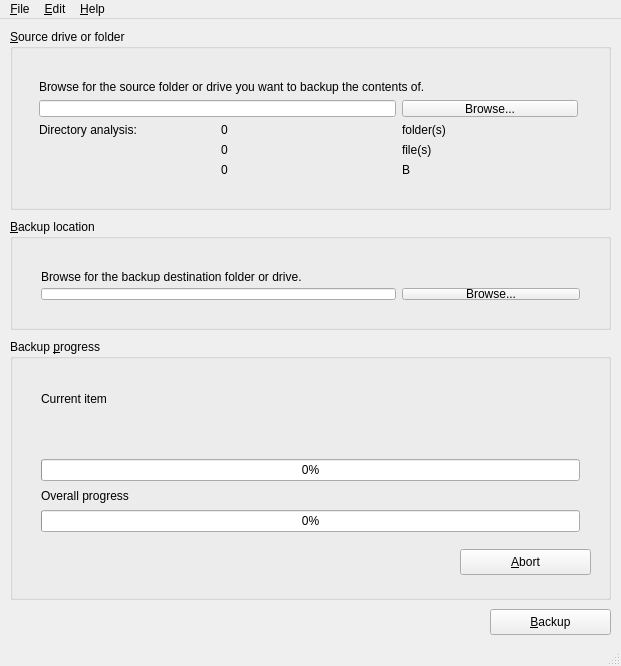
Above: src/interface.ui from felsocim/Backy before the change. Below: the same form after it.
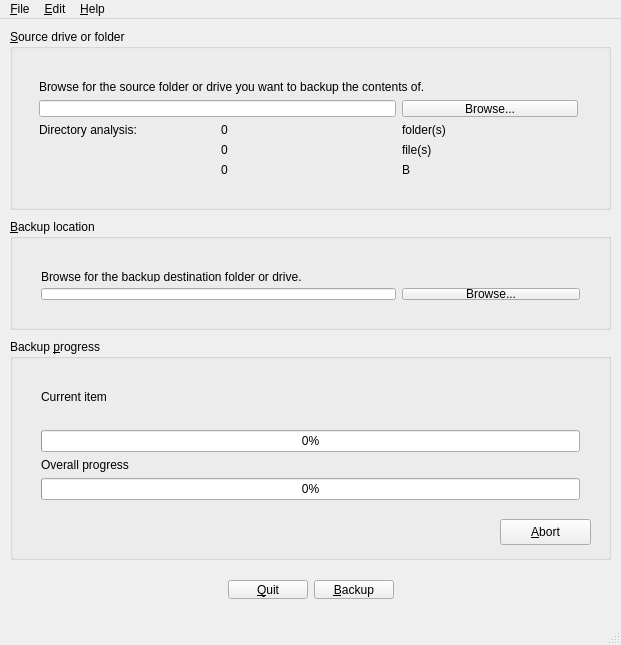
That is the form after the change. Icons and pictures are not drawn.

Commit message: First stable design

```diff
--- a/src/interface.ui
+++ b/src/interface.ui
@@ -7,30 +7,16 @@
     <x>0</x>
     <y>0</y>
     <width>621</width>
-    <height>666</height>
+    <height>645</height>
    </rect>
   </property>
   <property name="windowTitle">
    <string>Interface</string>
   </property>
+  <property name="styleSheet">
+   <string notr="true"/>
+  </property>
   <widget class="QWidget" name="centralWidget">
-   <widget class="QPushButton" name="start">
-    <property name="geometry">
-     <rect>
-      <x>490</x>
-      <y>590</y>
-      <width>121</width>
-      <height>26</height>
-     </rect>
-    </property>
-    <property name="text">
-     <string>&amp;Backup</string>
-    </property>
-    <property name="icon">
-     <iconset resource="../res/backy.qrc">
-      <normaloff>:/Backy/document-save.png</normaloff>:/Backy/document-save.png</iconset>
-    </property>
-   </widget>
    <widget class="QGroupBox" name="groupSource">
     <property name="geometry">
      <rect>
@@ -178,7 +164,7 @@
       <x>10</x>
       <y>320</y>
       <width>601</width>
-      <height>261</height>
+      <height>221</height>
      </rect>
     </property>
     <property name="title">
@@ -190,7 +176,7 @@
        <x>20</x>
        <y>40</y>
        <width>561</width>
-       <height>164</height>
+       <height>131</height>
       </rect>
      </property>
      <layout class="QVBoxLayout" name="layoutStatus">
@@ -201,13 +187,6 @@
         </property>
        </widget>
       </item>
-      <item>
-       <widget class="QLabel" name="labelBackupParameters">
-        <property name="text">
-         <string/>
-        </property>
-       </widget>
-      </item>
       <item>
        <widget class="QLabel" name="labelStatusCurrentName">
         <property name="text">
@@ -253,9 +232,9 @@
     <widget class="QPushButton" name="labelStatusAbort">
      <property name="geometry">
       <rect>
-       <x>450</x>
-       <y>210</y>
-       <width>131</width>
+       <x>490</x>
+       <y>180</y>
+       <width>91</width>
        <height>26</height>
       </rect>
      </property>
@@ -268,6 +247,82 @@
      </property>
     </widget>
    </widget>
+   <widget class="QLabel" name="labelBackupParameters">
+    <property name="geometry">
+     <rect>
+      <x>30</x>
+      <y>330</y>
+      <width>561</width>
+      <height>20</height>
+     </rect>
+    </property>
+    <property name="text">
+     <string>&lt;backup parameters&gt;</string>
+    </property>
+    <property name="alignment">
+     <set>Qt::AlignCenter</set>
+    </property>
+   </widget>
+   <widget class="QWidget" name="horizontalLayoutWidget">
+    <property name="geometry">
+     <rect>
+      <x>10</x>
+      <y>550</y>
+      <width>601</width>
+      <height>41</height>
+     </rect>
+    </property>
+    <layout class="QHBoxLayout" name="horizontalLayout">
+     <item>
+      <spacer name="spacerBottomLeft">
+       <property name="orientation">
+        <enum>Qt::Horizontal</enum>
+       </property>
+       <property name="sizeHint" stdset="0">
+        <size>
+         <width>40</width>
+         <height>20</height>
+        </size>
+       </property>
+      </spacer>
+     </item>
+     <item>
+      <widget class="QPushButton" name="buttonQuit">
+       <property name="text">
+        <string>&amp;Quit</string>
+       </property>
+       <property name="icon">
+        <iconset resource="../res/backy.qrc">
+         <normaloff>:/Backy/system-log-out.png</normaloff>:/Backy/system-log-out.png</iconset>
+       </property>
+      </widget>
+     </item>
+     <item>
+      <widget class="QPushButton" name="buttonBackup">
+       <property name="text">
+        <string>&amp;Backup</string>
+       </property>
+       <property name="icon">
+        <iconset resource="../res/backy.qrc">
+         <normaloff>:/Backy/document-save.png</normaloff>:/Backy/document-save.png</iconset>
+       </property>
+      </widget>
+     </item>
+     <item>
+      <spacer name="spacerBottomRight">
+       <property name="orientation">
+        <enum>Qt::Horizontal</enum>
+       </property>
+       <property name="sizeHint" stdset="0">
+        <size>
+         <width>40</width>
+         <height>20</height>
+        </size>
+       </property>
+      </spacer>
+     </item>
+    </layout>
+   </widget>
   </widget>
   <widget class="QMenuBar" name="menuBar">
    <property name="geometry">
```
Left out of the diff: 16 changed lines with no effect on the pictures.
